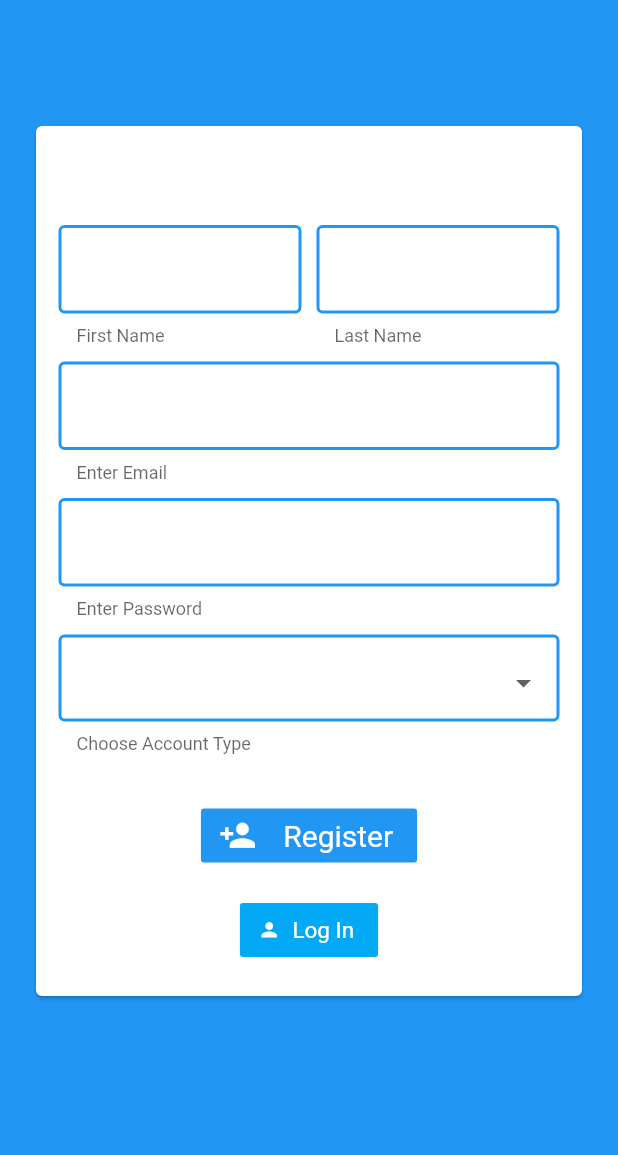
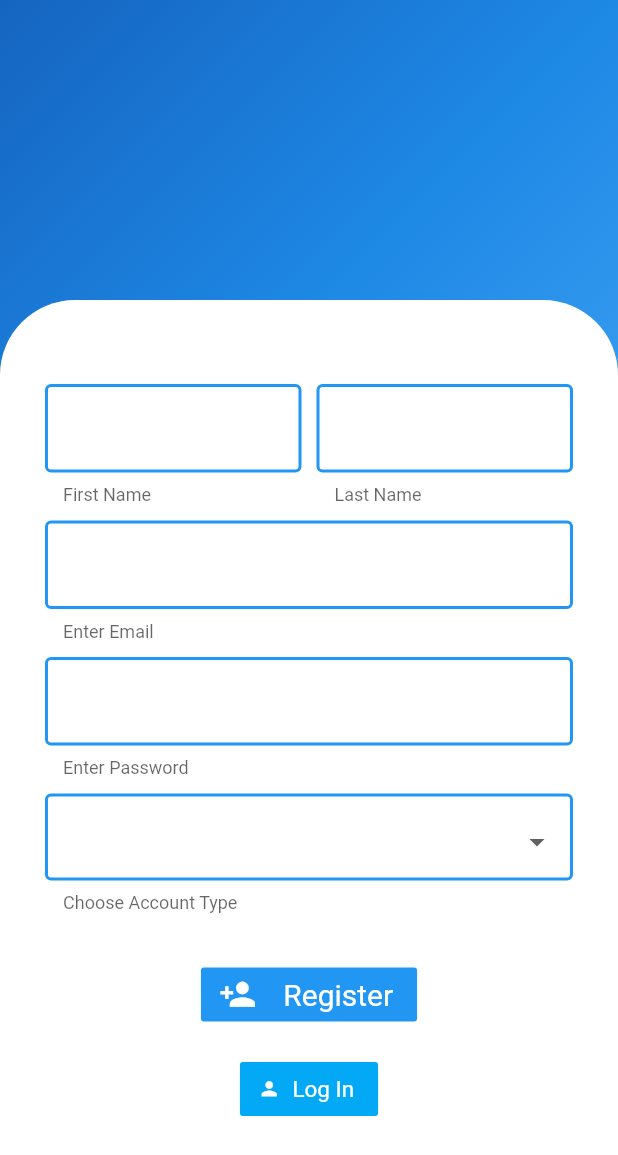
Before and after one commit to AlphaArtrem/attendance_app, a Flutter app: the screen it shows after launch, after a tap on "Log In", after a tap on "Register", on a phone screen of 412 x 824 dp. Shown: the top 1155 px of the screen. Run offline on Flutter 3.47's test engine with Material 2 defaults, Android fonts, the phone set to English and light mode, and no system bars; our stand-ins replace cloud_firestore, firebase_auth, flutter_datetime_picker, flutter_spinkit; missing offline and left inert: enhanced_future_builder; accounts and stored records are empty.

Commit message:
Changed the formatting for authentiaction screen

```diff
--- a/lib/logged_out/authentication.dart
+++ b/lib/logged_out/authentication.dart
@@ -11,27 +11,43 @@ class Authentication extends StatefulWidget {
 class _AuthenticationState extends State<Authentication> {
   bool _register = false;
   double _height = 170;
-  double _width = 20;
+  double _width = 0;
 
   @override
   Widget build(BuildContext context){
     return Scaffold(
       backgroundColor: Colors.blue,
-      body: ListView(
+      body: Container(
+        decoration: BoxDecoration(
+            gradient: LinearGradient(
+                begin: Alignment.topLeft,
+                colors: [
+                  Colors.blue[800],
+                  Colors.blue[600],
+                  Colors.blue[400]
+                ]
+            )
+        ),
+        child: Container(
+          margin: EdgeInsets.fromLTRB(0, 200, 0, 0),
+          decoration: BoxDecoration(
+            color: Colors.white,
+            borderRadius: BorderRadius.only(topLeft: Radius.circular(50), topRight: Radius.circular(50))
+          ),
+          child: Padding(
+            padding: const EdgeInsets.fromLTRB(15, 20, 15, 0),
+            child: ListView(
               children: <Widget>[
-          Container(
-            margin: EdgeInsets.symmetric(horizontal: _width, vertical: _height),
-            child: Card(
-              child: Column(
+                Column(
                   children: <Widget>[
                     _register ? Register() : Login(),
                     otherMethod(),
-                  SizedBox(height: 20,)
+                  ],
+                ),
               ],
             ),
           ),
         ),
-        ],
       ),
     );
   }
--- a/lib/logged_out/methods/log_in.dart
+++ b/lib/logged_out/methods/log_in.dart
@@ -21,10 +21,10 @@ class _LoginState extends State<Login> {
 
   @override
   Widget build(BuildContext context){
-    return _loading ? AuthLoading() : Form(
+    return _loading ? AuthLoading(135, 20) : Form(
       key: _formKey,
       child: Padding(
-        padding: const EdgeInsets.fromLTRB(15, 15, 15, 5),
+        padding: const EdgeInsets.fromLTRB(15, 45, 15, 5),
         child: Column(
           children: <Widget>[
             Text(_error, style: TextStyle(color: Colors.red),),
--- a/lib/logged_out/methods/register.dart
+++ b/lib/logged_out/methods/register.dart
@@ -22,10 +22,10 @@ class _RegisterState extends State<Register> {
 
   @override
   Widget build(BuildContext context) {
-    return loading ? AuthLoading() : Form(
+    return loading ? AuthLoading(230, 20) : Form(
       key: _formKey,
       child: Padding(
-        padding: const EdgeInsets.fromLTRB(15, 30, 15, 15),
+        padding: const EdgeInsets.fromLTRB(15, 0, 15, 15),
         child: Column(
           mainAxisAlignment: MainAxisAlignment.center,
           crossAxisAlignment: CrossAxisAlignment.center,
@@ -140,6 +140,7 @@ class _RegisterState extends State<Register> {
                   else
                   {
                     setState(() {
+                      type = '';
                       loading = false;
                       error = "Please provide an valid E-mail";
                     });
--- a/lib/shared/formatting.dart
+++ b/lib/shared/formatting.dart
@@ -52,10 +52,12 @@ class LoadingData extends StatelessWidget {
 }
 
 class AuthLoading extends StatelessWidget {
+  final double _height, _width;
+  AuthLoading(this._height, this._width);
   @override
   Widget build(BuildContext context) {
     return Padding(
-      padding: EdgeInsets.symmetric(horizontal: 25, vertical: 170),
+      padding: EdgeInsets.symmetric(horizontal: _width, vertical: _height),
       child: Center(
         child: SpinKitThreeBounce(
           color: Colors.blue,
```
Lines whose indentation alone changed are shown as unchanged.
